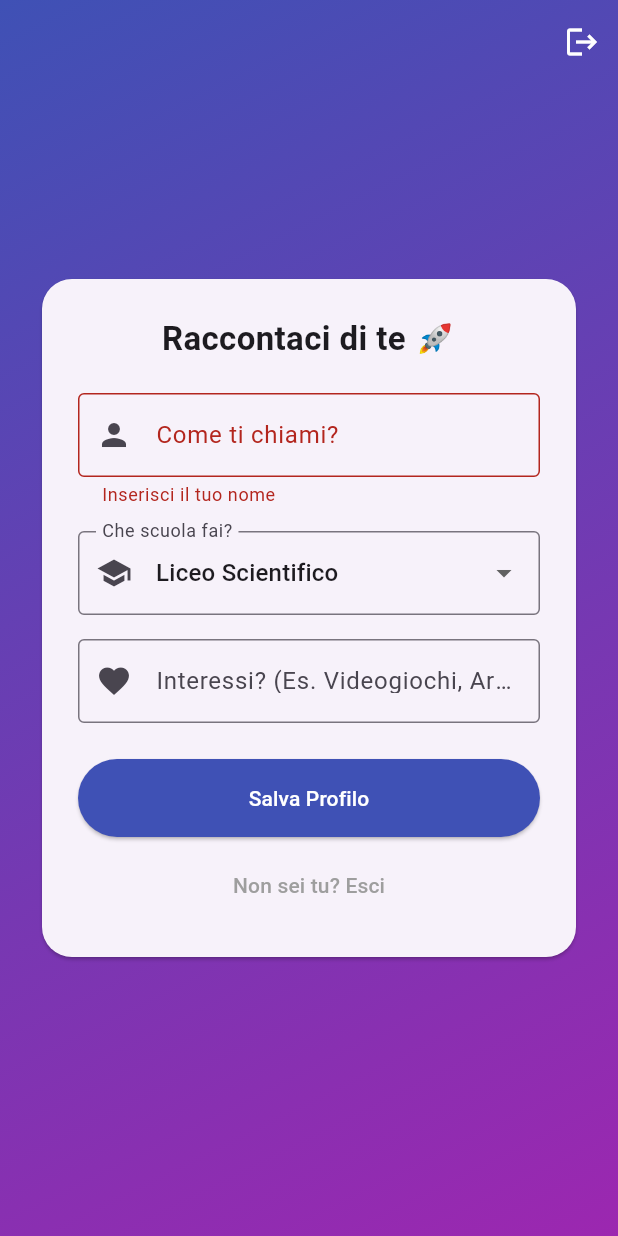
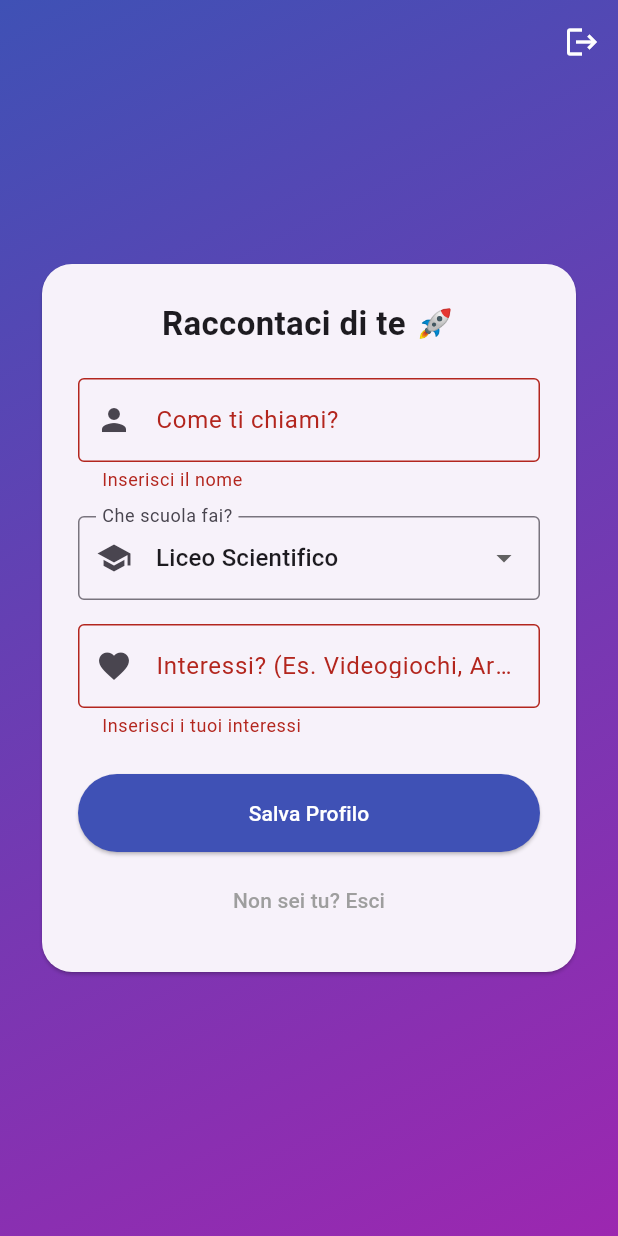
Before and after one commit to MattiaLaGreca/orientai_mvp, a Flutter app: the screen it shows once a user with an empty profile is signed in, after a tap on "Salva Profilo", on a phone screen of 412 x 824 dp. Run offline on Flutter 3.47's test engine with Material 3 defaults, Android fonts, the phone set to English and light mode, and no system bars; our stand-ins replace cloud_firestore, firebase_auth, firebase_core, flutter_markdown, google_generative_ai, google_mobile_ads and 1 more; accounts and stored records are empty; network calls fail.

Commit message:
🛡️ Sentinel: Prevent Prompt Injection & DoS via Input Validation
- Added `validateName` and `validateInterests` to `Validators` class.
- Enforced strict no-control-char policy on Name to prevent Prompt Injection.
- Enforced length limits on Name (50) and Interests (500).
- Applied validation to `ProfileScreen` and `OnboardingScreen`.
- Added unit tests verifying security constraints.

Co-authored-by: MattiaLaGreca <221189553+MattiaLaGreca@users.noreply.github.com>

```diff
--- a/lib/screens/onboarding_screen.dart
+++ b/lib/screens/onboarding_screen.dart
@@ -1,4 +1,5 @@
 import 'package:flutter/material.dart';
+import '../utils/validators.dart';
 import '../services/database_service.dart';
 import 'chat_screen.dart';
 
@@ -17,6 +18,7 @@ class _OnboardingScreenState extends State<OnboardingScreen> {
   final DatabaseService _dbService = DatabaseService();
   bool _isLoading = false;
   String? _nameError;
+  String? _interestsError;
 
   final List<String> _schools = [
     'Liceo Scientifico',
@@ -28,10 +30,16 @@ class _OnboardingScreenState extends State<OnboardingScreen> {
   ];
 
   void _saveAndStart() async {
-    final name = _nameController.text.trim();
-    if (name.isEmpty) {
+    final name = _nameController.text;
+    final interests = _interestsController.text;
+
+    final nameValidation = Validators.validateName(name);
+    final interestsValidation = Validators.validateInterests(interests);
+
+    if (nameValidation != null || interestsValidation != null) {
       setState(() {
-        _nameError = "Inserisci il tuo nome";
+        _nameError = nameValidation;
+        _interestsError = interestsValidation;
       });
       return;
     }
@@ -143,11 +151,19 @@ class _OnboardingScreenState extends State<OnboardingScreen> {
                         controller: _interestsController,
                         textInputAction: TextInputAction.done,
                         onSubmitted: (_) => _saveAndStart(),
-                        decoration: const InputDecoration(
+                        decoration: InputDecoration(
                           labelText: "Interessi? (Es. Videogiochi, Arte)",
-                          border: OutlineInputBorder(),
-                          prefixIcon: Icon(Icons.favorite),
+                          border: const OutlineInputBorder(),
+                          prefixIcon: const Icon(Icons.favorite),
+                          errorText: _interestsError,
                         ),
+                        onChanged: (value) {
+                          if (_interestsError != null) {
+                            setState(() {
+                              _interestsError = null;
+                            });
+                          }
+                        },
                       ),
                       const SizedBox(height: 24),
 
--- a/lib/screens/profile_screen.dart
+++ b/lib/screens/profile_screen.dart
@@ -1,6 +1,7 @@
 import 'package:flutter/material.dart';
 import 'package:package_info_plus/package_info_plus.dart';
 import 'package:url_launcher/url_launcher.dart';
+import '../utils/validators.dart';
 import '../services/database_service.dart';
 
 class ProfileScreen extends StatefulWidget {
@@ -217,7 +218,7 @@ class _ProfileScreenState extends State<ProfileScreen> {
                         border: OutlineInputBorder(),
                         prefixIcon: Icon(Icons.person),
                       ),
-                      validator: (v) => v!.isEmpty ? "Inserisci il nome" : null,
+                      validator: Validators.validateName,
                     ),
                     const SizedBox(height: 16),
 
@@ -247,8 +248,7 @@ class _ProfileScreenState extends State<ProfileScreen> {
                         prefixIcon: Icon(Icons.favorite),
                       ),
                       maxLines: 2,
-                      validator: (v) =>
-                          v!.isEmpty ? "Inserisci i tuoi interessi" : null,
+                      validator: Validators.validateInterests,
                     ),
                     const SizedBox(height: 24),
 
--- a/lib/utils/validators.dart
+++ b/lib/utils/validators.dart
@@ -18,4 +18,25 @@ class Validators {
 
     return output;
   }
+
+  /// 🔒 Sentinel Security: Validates Name
+  /// - Max length: 50
+  /// - No control characters (incl. newlines) to prevent Prompt Injection
+  static String? validateName(String? value) {
+    if (value == null || value.trim().isEmpty) return "Inserisci il nome";
+    if (value.length > 50) return "Nome troppo lungo (max 50 caratteri)";
+    // Disallow ALL control characters including \n, \r, \t
+    if (RegExp(r'[\x00-\x1F\x7F]').hasMatch(value)) {
+      return "Il nome non può contenere caratteri speciali o 'a capo'";
+    }
+    return null;
+  }
+
+  /// 🔒 Sentinel Security: Validates Interests
+  /// - Max length: 500
+  static String? validateInterests(String? value) {
+    if (value == null || value.trim().isEmpty) return "Inserisci i tuoi interessi";
+    if (value.length > 500) return "Testo troppo lungo (max 500 caratteri)";
+    return null;
+  }
 }
```
Also changed, not shown: 2 other files.
